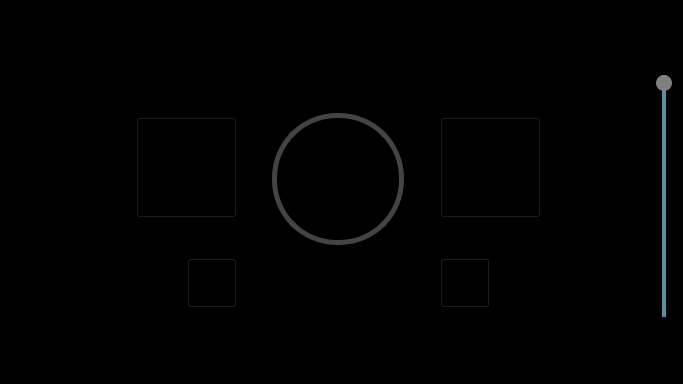
Before: the Qt Designer form src/ViewLayer/SongPlayerUi.ui in UCSolarCarTeam/Epsilon-Onboard-Media-Control, drawn with Qt 5.
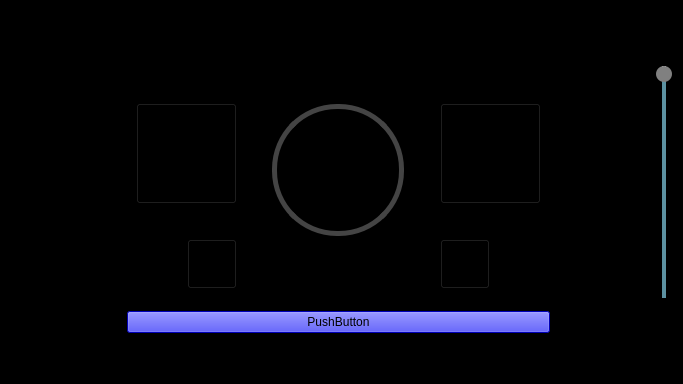
After: the same form once the commit is applied. Icons and pictures are not drawn.

Diff of the .ui file:
```diff
--- a/src/ViewLayer/SongPlayerUi.ui
+++ b/src/ViewLayer/SongPlayerUi.ui
@@ -83,7 +83,7 @@
      </property>
     </spacer>
    </item>
-   <item row="5" column="9">
+   <item row="5" column="8">
     <spacer name="horizontalSpacer">
      <property name="orientation">
       <enum>Qt::Horizontal</enum>
@@ -128,7 +128,7 @@
      </property>
     </spacer>
    </item>
-   <item row="7" column="7">
+   <item row="8" column="7">
     <spacer name="verticalSpacer_4">
      <property name="orientation">
       <enum>Qt::Vertical</enum>
@@ -441,7 +441,7 @@
      </layout>
     </widget>
    </item>
-   <item row="5" column="10">
+   <item row="5" column="9">
     <widget class="QSlider" name="volumeControl">
      <property name="sizePolicy">
       <sizepolicy hsizetype="Fixed" vsizetype="Preferred">
@@ -501,6 +501,16 @@
      </property>
     </spacer>
    </item>
+   <item row="7" column="7">
+    <widget class="QPushButton" name="playerToList">
+     <property name="styleSheet">
+      <string notr="true">background-color:blue;</string>
+     </property>
+     <property name="text">
+      <string>PushButton</string>
+     </property>
+    </widget>
+   </item>
   </layout>
  </widget>
  <resources/>
```
